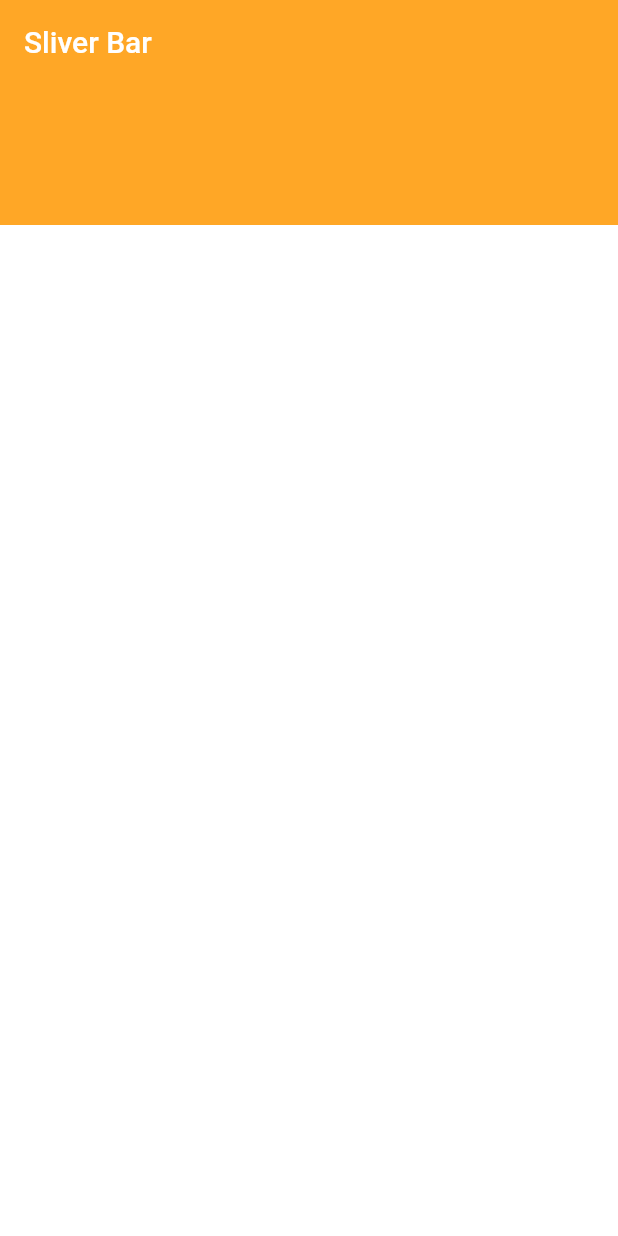
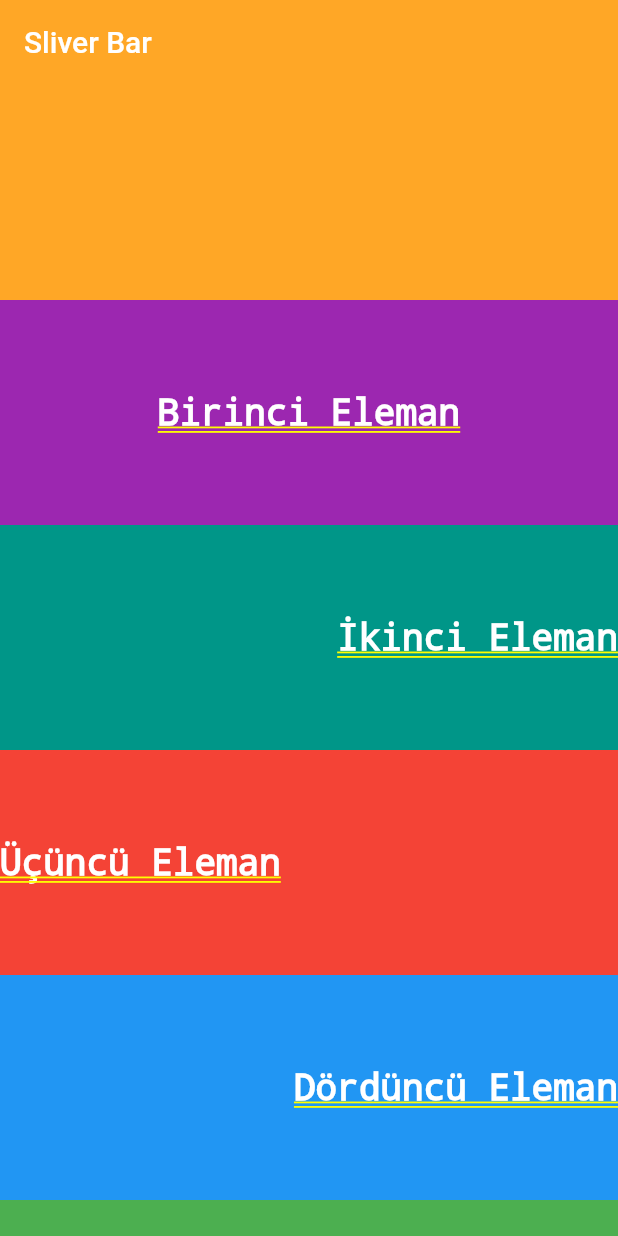
Before and after one commit to Gokdenizsari/flutter_scrolls_app, a Flutter app: the screen it shows after launch, on a phone screen of 412 x 824 dp. Run offline on Flutter 3.47's test engine with Material 2 defaults, Android fonts, the phone set to English and light mode, and no system bars; our stand-ins replace flutter_easyloading.

Commit message:
Update custom_scroll_slivers.dart

```diff
--- a/lib/custom_scroll_slivers.dart
+++ b/lib/custom_scroll_slivers.dart
@@ -10,10 +10,45 @@ class CollapsableToolbar extends StatelessWidget {
         SliverAppBar(
           title: Text("Sliver Bar"),
           backgroundColor: Colors.orange.shade400,
-          expandedHeight: 150,
-
+          expandedHeight: 200,
+          floating: true,
         ),
-        /* SliverList(),
+        SliverList(
+          delegate: SliverChildListDelegate([
+            Container(
+                height: 150,
+                color: Colors.purple,
+                alignment: Alignment.center,
+                child: Text(
+                  "Birinci Eleman",
+                  style: TextStyle(fontSize: 24, color: Colors.white),
+                )),
+            Container(
+                height: 150,
+                color: Colors.teal,
+                alignment: Alignment.centerRight,
+                child: Text("İkinci Eleman",
+                    style: TextStyle(fontSize: 24, color: Colors.white))),
+            Container(
+                height: 150,
+                color: Colors.red,
+                alignment: Alignment.centerLeft,
+                child: Text("Üçüncü Eleman",
+                    style: TextStyle(fontSize: 24, color: Colors.white))),
+            Container(
+                height: 150,
+                color: Colors.blue,
+                alignment: Alignment.centerRight,
+                child: Text("Dördüncü Eleman",
+                    style: TextStyle(fontSize: 24, color: Colors.white))),
+            Container(
+                height: 150,
+                color: Colors.green,
+                alignment: Alignment.centerLeft,
+                child: Text("Beşinci Eleman",
+                    style: TextStyle(fontSize: 24, color: Colors.white))),
+          ]),
+        ), /*
         SliverFixedExtentList(),
         SliverGrid(),
         SliverGrid.count(crossAxisCount: 2),
```
